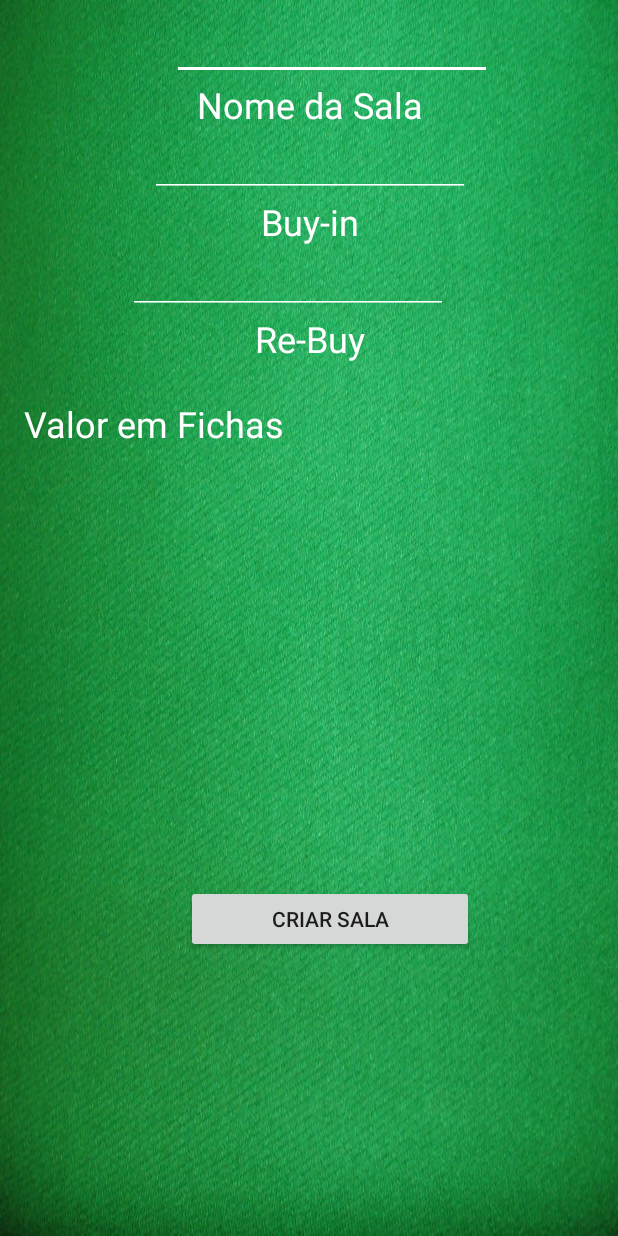
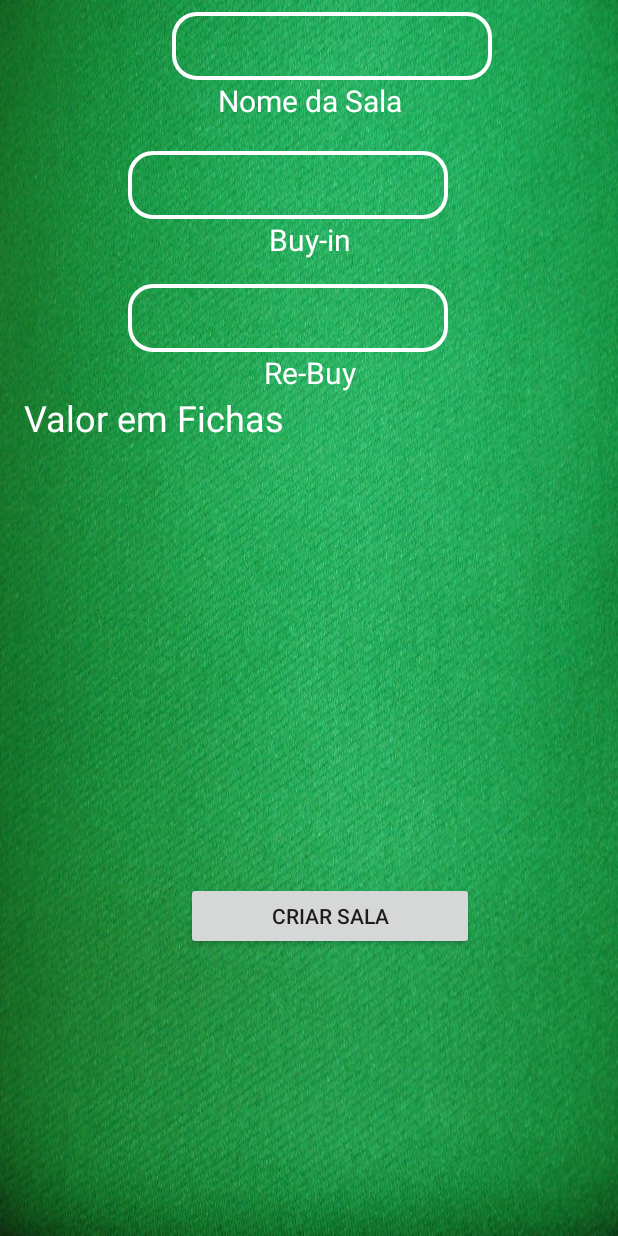
Before and after one commit to brunomazzardo/hackaages-ficas, an Android app: the configuracaoSalaActivity screen opened directly, with no data from a screen before it, on a phone screen of 412 x 824 dp. Run offline under Robolectric (Android 15) with nearby library versions, the phone set to English and light mode, and no system bars.

Commit message:
style nos inputs

```diff
--- a/FichasApp/app/src/main/res/drawable/borda_branca.xml
+++ b/FichasApp/app/src/main/res/drawable/borda_branca.xml
@@ -3,7 +3,7 @@
     android:shape="rectangle" >
 
     <corners android:radius="15dp" />
-
+    <solid android:color="#00FFFFFF" />
     <stroke
         android:width="4px"
         android:color="#ffffff" />
--- a/FichasApp/app/src/main/res/layout/activity_configuracao_sala.xml
+++ b/FichasApp/app/src/main/res/layout/activity_configuracao_sala.xml
@@ -14,8 +14,9 @@
         android:layout_marginEnd="117dp"
         android:layout_marginStart="118dp"
         android:text="Nome da Sala"
+
         android:textColor="@android:color/white"
-        android:textSize="24sp"
+        android:textSize="20sp"
         app:layout_constraintEnd_toEndOf="parent"
         app:layout_constraintStart_toStartOf="parent"
         app:layout_constraintTop_toBottomOf="@+id/nomeSalaInput" />
@@ -28,7 +29,7 @@
         android:layout_marginStart="160dp"
         android:text="Buy-in"
         android:textColor="@android:color/white"
-        android:textSize="24sp"
+        android:textSize="20sp"
         app:layout_constraintEnd_toEndOf="parent"
         app:layout_constraintStart_toStartOf="parent"
         app:layout_constraintTop_toBottomOf="@+id/buyInInput" />
@@ -41,7 +42,7 @@
         android:layout_marginStart="156dp"
         android:text="Re-Buy"
         android:textColor="@android:color/white"
-        android:textSize="24sp"
+        android:textSize="20sp"
         app:layout_constraintEnd_toEndOf="parent"
         app:layout_constraintStart_toStartOf="parent"
         app:layout_constraintTop_toBottomOf="@+id/reBuyInput" />
@@ -67,7 +68,6 @@
         android:layout_height="wrap_content"
         android:layout_marginEnd="196dp"
         android:layout_marginStart="16dp"
-        android:layout_marginTop="24dp"
         android:text="Valor em Fichas"
         android:textColor="@android:color/white"
         android:textSize="24sp"
@@ -79,10 +79,11 @@
     <EditText
         android:id="@+id/nomeSalaInput"
         android:layout_width="wrap_content"
-        android:layout_height="wrap_content"
+        android:layout_height="45dp"
         android:layout_marginEnd="84dp"
         android:layout_marginStart="85dp"
         android:layout_marginTop="8dp"
+        android:background="@drawable/borda_branca"
         android:backgroundTint="@android:color/white"
         android:ems="10"
         android:inputType="textPersonName"
@@ -94,22 +95,27 @@
     <EditText
         android:id="@+id/buyInInput"
         android:layout_width="wrap_content"
-        android:layout_height="wrap_content"
+        android:layout_height="45dp"
         android:layout_marginEnd="84dp"
         android:layout_marginStart="85dp"
+        android:layout_marginTop="20dp"
+        android:background="@drawable/borda_branca"
         android:backgroundTint="@android:color/white"
         android:ems="10"
         android:inputType="number"
         app:layout_constraintEnd_toEndOf="parent"
+        app:layout_constraintHorizontal_bias="0.0"
         app:layout_constraintStart_toStartOf="parent"
         app:layout_constraintTop_toBottomOf="@+id/nomeSala" />
 
     <EditText
         android:id="@+id/reBuyInput"
         android:layout_width="wrap_content"
-        android:layout_height="wrap_content"
+        android:layout_height="45dp"
         android:layout_marginEnd="84dp"
         android:layout_marginStart="85dp"
+        android:layout_marginTop="16dp"
+        android:background="@drawable/borda_branca"
         android:backgroundTint="@android:color/white"
         android:ems="10"
         android:inputType="number"
--- a/FichasApp/app/src/main/res/values/styles.xml
+++ b/FichasApp/app/src/main/res/values/styles.xml
@@ -13,4 +13,6 @@
         <item name="colorControlHighlight">@color/colorAccent</item>
         <item name="colorAccent">@color/colorPrimary</item>
     </style>
+
+
 </resources>
```
